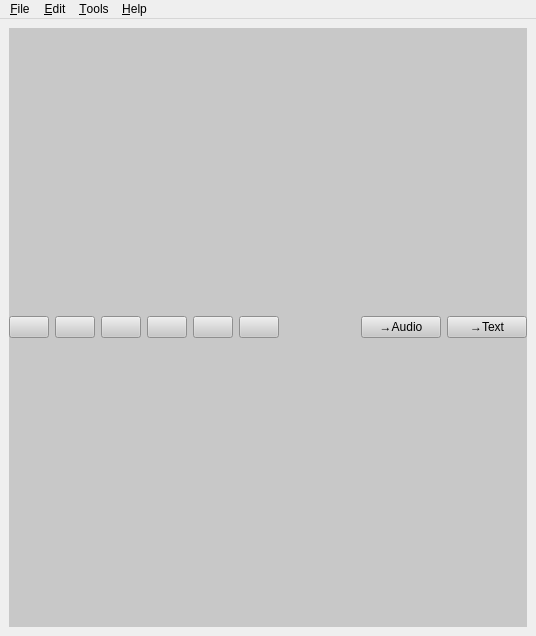
The window that design/main.ui (kokimame/joytan) describes before a commit, drawn with Qt 5.
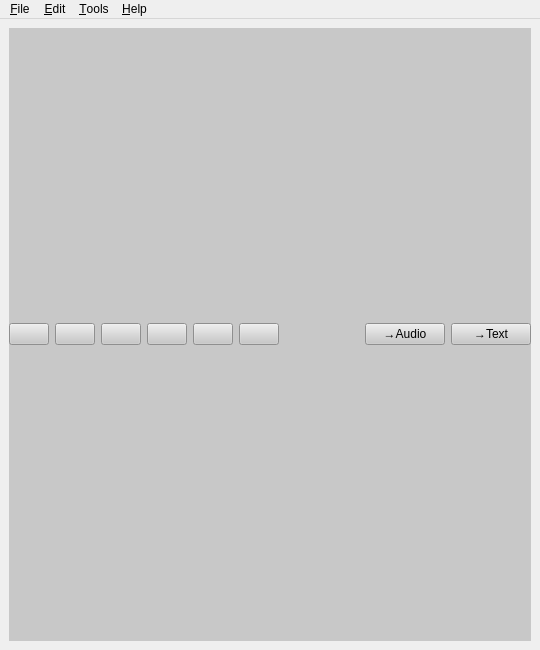
The same window after the commit.

Commit message: resizing dialogs

```diff
--- a/design/main.ui
+++ b/design/main.ui
@@ -6,8 +6,8 @@
    <rect>
     <x>0</x>
     <y>0</y>
-    <width>536</width>
-    <height>636</height>
+    <width>540</width>
+    <height>650</height>
    </rect>
   </property>
   <property name="windowTitle">
@@ -119,7 +119,7 @@
     <rect>
      <x>0</x>
      <y>0</y>
-     <width>536</width>
+     <width>540</width>
      <height>25</height>
     </rect>
    </property>
```
The commit also changes 3 other files.
